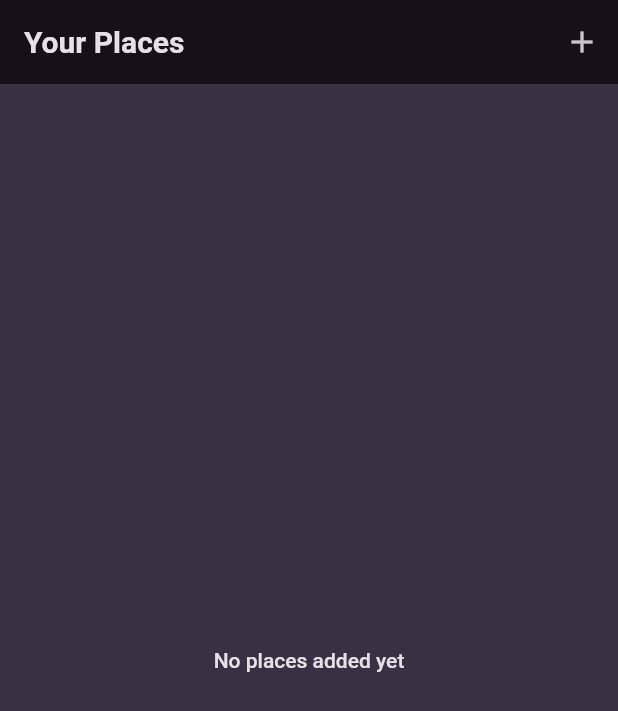
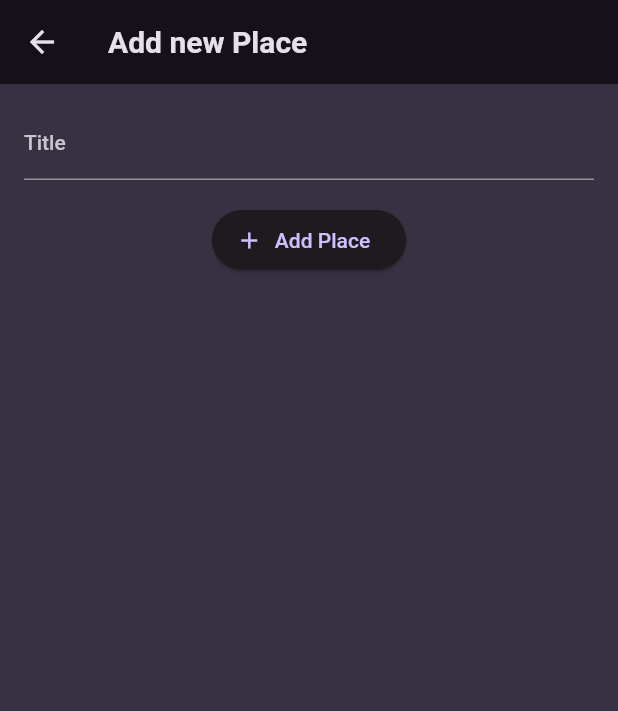
Before and after one commit to HassanKhan123/favorite-places, a Flutter app: the screen it shows after launch, after a tap on the "add" icon, on a phone screen of 412 x 824 dp. Shown: the top 711 px of the screen. Run offline on Flutter 3.47's test engine with Material 2 defaults, Android fonts, the phone set to English and light mode, and no system bars; our stand-ins replace google_fonts.

Commit message:
added: add place screen

```diff
--- a/lib/screens/add_place.dart
+++ b/lib/screens/add_place.dart
@@ -0,0 +1,50 @@
+import 'package:flutter/material.dart';
+
+class AddPlaceScreen extends StatefulWidget {
+  const AddPlaceScreen({super.key});
+
+  @override
+  State<AddPlaceScreen> createState() {
+    return _AddPlaceScreenState();
+  }
+}
+
+class _AddPlaceScreenState extends State<AddPlaceScreen> {
+  final _titleController = TextEditingController();
+
+  @override
+  void dispose() {
+    super.dispose();
+    _titleController.dispose();
+  }
+
+  @override
+  Widget build(BuildContext context) {
+    return Scaffold(
+      appBar: AppBar(
+        title: const Text('Add new Place'),
+      ),
+      body: SingleChildScrollView(
+        padding: const EdgeInsets.all(16),
+        child: Column(
+          children: [
+            TextField(
+              decoration: const InputDecoration(labelText: 'Title'),
+              controller: _titleController,
+              style:
+                  TextStyle(color: Theme.of(context).colorScheme.onBackground),
+            ),
+            const SizedBox(
+              height: 16,
+            ),
+            ElevatedButton.icon(
+              onPressed: () {},
+              label: const Text('Add Place'),
+              icon: const Icon(Icons.add),
+            )
+          ],
+        ),
+      ),
+    );
+  }
+}
--- a/lib/screens/places.dart
+++ b/lib/screens/places.dart
@@ -1,3 +1,4 @@
+import 'package:favorite_places/screens/add_place.dart';
 import 'package:favorite_places/widgets/places_list.dart';
 import 'package:flutter/material.dart';
 
@@ -9,7 +10,17 @@ class PlacesScreen extends StatelessWidget {
     return Scaffold(
       appBar: AppBar(
         title: const Text('Your Places'),
-        actions: [IconButton(onPressed: () {}, icon: const Icon(Icons.add))],
+        actions: [
+          IconButton(
+              onPressed: () {
+                Navigator.of(context).push(
+                  MaterialPageRoute(
+                    builder: (ctx) => const AddPlaceScreen(),
+                  ),
+                );
+              },
+              icon: const Icon(Icons.add))
+        ],
       ),
       body: PlacesList(places: []),
     );
```
